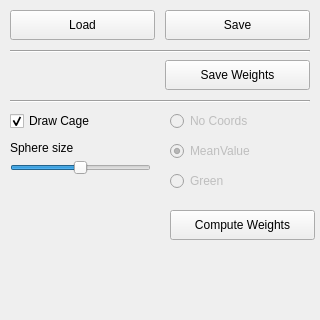
The window that GUI/cagePanel.ui (cordafab/Cagelab) describes before a commit, drawn with Qt 5.
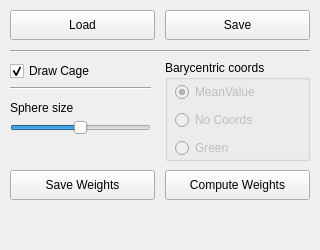
The same window after the commit.

Patch:
```diff
--- a/GUI/cagePanel.ui
+++ b/GUI/cagePanel.ui
@@ -7,19 +7,31 @@
     <x>0</x>
     <y>0</y>
     <width>320</width>
-    <height>320</height>
+    <height>250</height>
    </rect>
   </property>
   <property name="minimumSize">
    <size>
     <width>320</width>
-    <height>320</height>
+    <height>250</height>
    </size>
   </property>
   <property name="maximumSize">
    <size>
     <width>320</width>
-    <height>320</height>
+    <height>250</height>
+   </size>
+  </property>
+  <property name="sizeIncrement">
+   <size>
+    <width>0</width>
+    <height>0</height>
+   </size>
+  </property>
+  <property name="baseSize">
+   <size>
+    <width>0</width>
+    <height>0</height>
    </size>
   </property>
   <property name="windowTitle">
@@ -43,7 +55,7 @@
     <property name="geometry">
      <rect>
       <x>10</x>
-      <y>110</y>
+      <y>60</y>
       <width>145</width>
       <height>22</height>
      </rect>
@@ -58,8 +70,8 @@
    <widget class="QPushButton" name="weightsExport">
     <property name="geometry">
      <rect>
-      <x>165</x>
-      <y>60</y>
+      <x>10</x>
+      <y>170</y>
       <width>145</width>
       <height>30</height>
      </rect>
@@ -81,19 +93,6 @@
      <string>Save</string>
     </property>
    </widget>
-   <widget class="Line" name="line">
-    <property name="geometry">
-     <rect>
-      <x>10</x>
-      <y>100</y>
-      <width>300</width>
-      <height>3</height>
-     </rect>
-    </property>
-    <property name="orientation">
-     <enum>Qt::Horizontal</enum>
-    </property>
-   </widget>
    <widget class="Line" name="line_2">
     <property name="geometry">
      <rect>
@@ -110,8 +109,8 @@
    <widget class="QPushButton" name="computeWeights">
     <property name="geometry">
      <rect>
-      <x>170</x>
-      <y>210</y>
+      <x>165</x>
+      <y>170</y>
       <width>145</width>
       <height>30</height>
      </rect>
@@ -120,62 +119,11 @@
      <string>Compute Weights</string>
     </property>
    </widget>
-   <widget class="QRadioButton" name="noCoordinates">
-    <property name="enabled">
-     <bool>false</bool>
-    </property>
-    <property name="geometry">
-     <rect>
-      <x>170</x>
-      <y>110</y>
-      <width>100</width>
-      <height>22</height>
-     </rect>
-    </property>
-    <property name="text">
-     <string>No Coords</string>
-    </property>
-   </widget>
-   <widget class="QRadioButton" name="mvcCoordinates">
-    <property name="enabled">
-     <bool>false</bool>
-    </property>
-    <property name="geometry">
-     <rect>
-      <x>170</x>
-      <y>140</y>
-      <width>100</width>
-      <height>22</height>
-     </rect>
-    </property>
-    <property name="text">
-     <string>MeanValue</string>
-    </property>
-    <property name="checked">
-     <bool>true</bool>
-    </property>
-   </widget>
-   <widget class="QRadioButton" name="greenCoordinates">
-    <property name="enabled">
-     <bool>false</bool>
-    </property>
-    <property name="geometry">
-     <rect>
-      <x>170</x>
-      <y>170</y>
-      <width>100</width>
-      <height>22</height>
-     </rect>
-    </property>
-    <property name="text">
-     <string>Green</string>
-    </property>
-   </widget>
    <widget class="QSlider" name="sphereSize">
     <property name="geometry">
      <rect>
       <x>10</x>
-      <y>160</y>
+      <y>120</y>
       <width>141</width>
       <height>16</height>
      </rect>
@@ -194,7 +142,7 @@
     <property name="geometry">
      <rect>
       <x>10</x>
-      <y>140</y>
+      <y>100</y>
       <width>91</width>
       <height>16</height>
      </rect>
@@ -203,6 +151,77 @@
      <string>Sphere size</string>
     </property>
    </widget>
+   <widget class="QGroupBox" name="barycGroup">
+    <property name="geometry">
+     <rect>
+      <x>165</x>
+      <y>60</y>
+      <width>145</width>
+      <height>101</height>
+     </rect>
+    </property>
+    <property name="title">
+     <string>Barycentric coords</string>
+    </property>
+    <widget class="QWidget" name="verticalLayoutWidget">
+     <property name="geometry">
+      <rect>
+       <x>10</x>
+       <y>20</y>
+       <width>131</width>
+       <height>81</height>
+      </rect>
+     </property>
+     <layout class="QVBoxLayout" name="verticalLayout">
+      <item>
+       <widget class="QRadioButton" name="mvcCoordinates">
+        <property name="enabled">
+         <bool>false</bool>
+        </property>
+        <property name="text">
+         <string>MeanValue</string>
+        </property>
+        <property name="checked">
+         <bool>true</bool>
+        </property>
+       </widget>
+      </item>
+      <item>
+       <widget class="QRadioButton" name="noCoordinates">
+        <property name="enabled">
+         <bool>false</bool>
+        </property>
+        <property name="text">
+         <string>No Coords</string>
+        </property>
+       </widget>
+      </item>
+      <item>
+       <widget class="QRadioButton" name="greenCoordinates">
+        <property name="enabled">
+         <bool>false</bool>
+        </property>
+        <property name="text">
+         <string>Green</string>
+        </property>
+       </widget>
+      </item>
+     </layout>
+    </widget>
+   </widget>
+   <widget class="Line" name="line_3">
+    <property name="geometry">
+     <rect>
+      <x>10</x>
+      <y>80</y>
+      <width>141</width>
+      <height>16</height>
+     </rect>
+    </property>
+    <property name="orientation">
+     <enum>Qt::Horizontal</enum>
+    </property>
+   </widget>
   </widget>
  </widget>
  <resources/>
```
